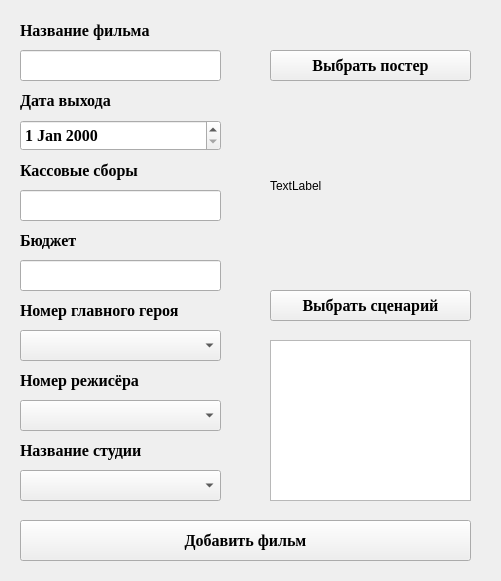
This is Client/addmovie.ui in NikitaVirachev/course-work-on-DB as Qt 5 draws it before an edit. The edited form follows.
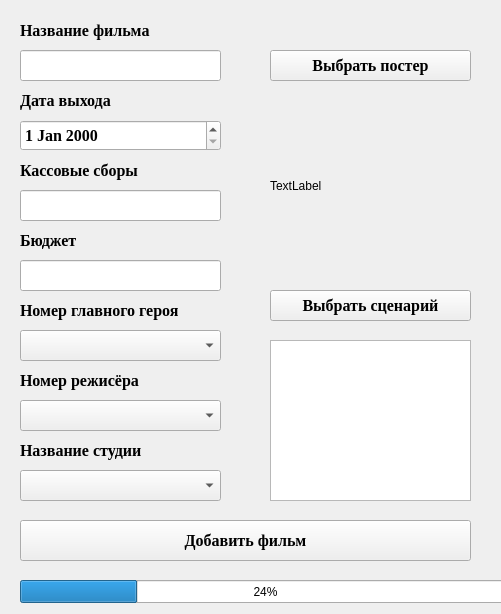
This is the edited form.

Commit message: implemented progress bar

Patch:
```diff
--- a/Client/addmovie.ui
+++ b/Client/addmovie.ui
@@ -7,7 +7,7 @@
     <x>0</x>
     <y>0</y>
     <width>501</width>
-    <height>581</height>
+    <height>614</height>
    </rect>
   </property>
   <property name="windowTitle">
@@ -372,6 +372,19 @@
     </rect>
    </property>
   </widget>
+  <widget class="QProgressBar" name="progressBar">
+   <property name="geometry">
+    <rect>
+     <x>20</x>
+     <y>580</y>
+     <width>491</width>
+     <height>23</height>
+    </rect>
+   </property>
+   <property name="value">
+    <number>24</number>
+   </property>
+  </widget>
  </widget>
  <resources/>
  <connections/>
```
The commit also changes 5 other files.
